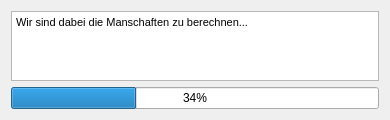
Above: playground/MannschaftsGenerator/.GUI/waitingCalculation.ui from VaderLader/NikNDad before the change. Below: the same form after it.
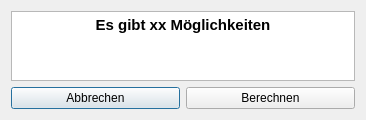
That is the form after the change. Icons and pictures are not drawn.

What changed in the file:
```diff
--- a/playground/MannschaftsGenerator/.GUI/waitingCalculation.ui
+++ b/playground/MannschaftsGenerator/.GUI/waitingCalculation.ui
@@ -6,8 +6,8 @@
    <rect>
     <x>0</x>
     <y>0</y>
-    <width>390</width>
-    <height>116</height>
+    <width>366</width>
+    <height>120</height>
    </rect>
   </property>
   <property name="windowTitle">
@@ -17,6 +17,9 @@
    <iconset>
     <normaloff>Fussball.jpg</normaloff>Fussball.jpg</iconset>
   </property>
+  <property name="layoutDirection">
+   <enum>Qt::LeftToRight</enum>
+  </property>
   <layout class="QVBoxLayout" name="verticalLayout">
    <item>
     <widget class="QTextBrowser" name="textBrowser">
@@ -25,16 +28,27 @@
 &lt;html&gt;&lt;head&gt;&lt;meta name=&quot;qrichtext&quot; content=&quot;1&quot; /&gt;&lt;style type=&quot;text/css&quot;&gt;
 p, li { white-space: pre-wrap; }
 &lt;/style&gt;&lt;/head&gt;&lt;body style=&quot; font-family:'MS Shell Dlg 2'; font-size:8.25pt; font-weight:400; font-style:normal;&quot;&gt;
-&lt;p style=&quot; margin-top:0px; margin-bottom:0px; margin-left:0px; margin-right:0px; -qt-block-indent:0; text-indent:0px;&quot;&gt;&lt;span style=&quot; font-size:8pt;&quot;&gt;Wir sind dabei die Manschaften zu berechnen...&lt;/span&gt;&lt;/p&gt;&lt;/body&gt;&lt;/html&gt;</string>
+&lt;p align=&quot;center&quot; style=&quot; margin-top:0px; margin-bottom:0px; margin-left:0px; margin-right:0px; -qt-block-indent:0; text-indent:0px;&quot;&gt;&lt;span style=&quot; font-size:11pt; font-weight:600;&quot;&gt;Es gibt xx Möglichkeiten&lt;/span&gt;&lt;/p&gt;&lt;/body&gt;&lt;/html&gt;</string>
      </property>
     </widget>
    </item>
    <item>
-    <widget class="QProgressBar" name="progressBar">
-     <property name="value">
-      <number>34</number>
-     </property>
-    </widget>
+    <layout class="QHBoxLayout" name="horizontalLayout">
+     <item>
+      <widget class="QPushButton" name="pushButton_2">
+       <property name="text">
+        <string>Abbrechen</string>
+       </property>
+      </widget>
+     </item>
+     <item>
+      <widget class="QPushButton" name="pushButton">
+       <property name="text">
+        <string>Berechnen</string>
+       </property>
+      </widget>
+     </item>
+    </layout>
    </item>
   </layout>
  </widget>
```
Left out of the diff: 6 changed lines with no effect on the pictures.
